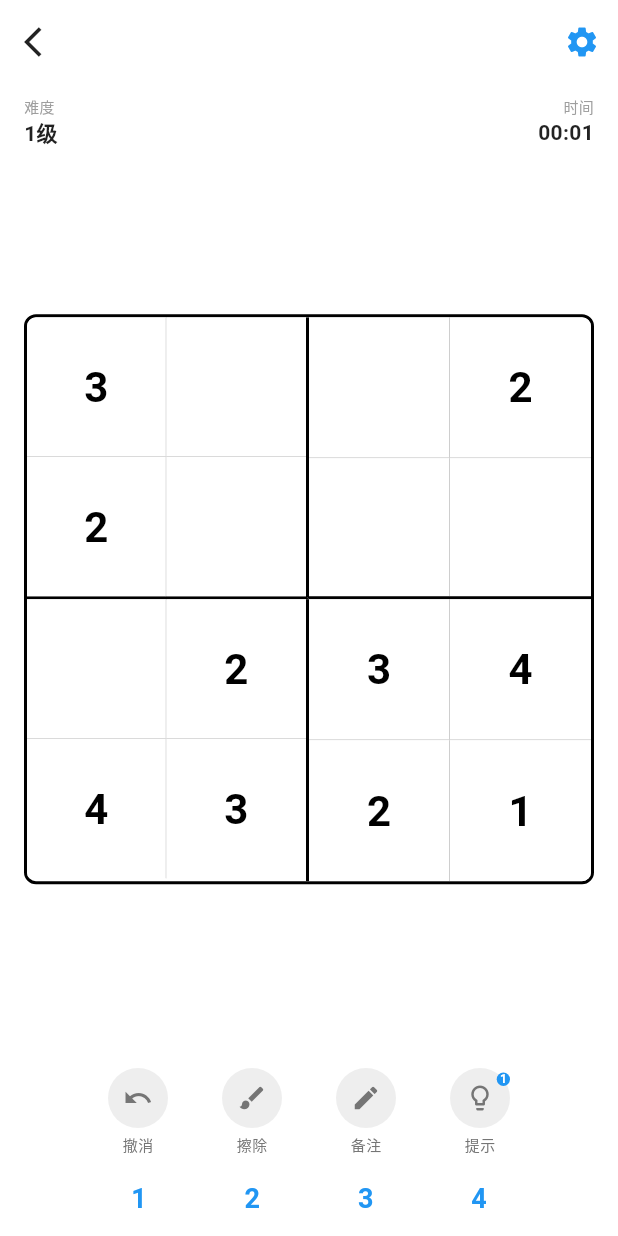
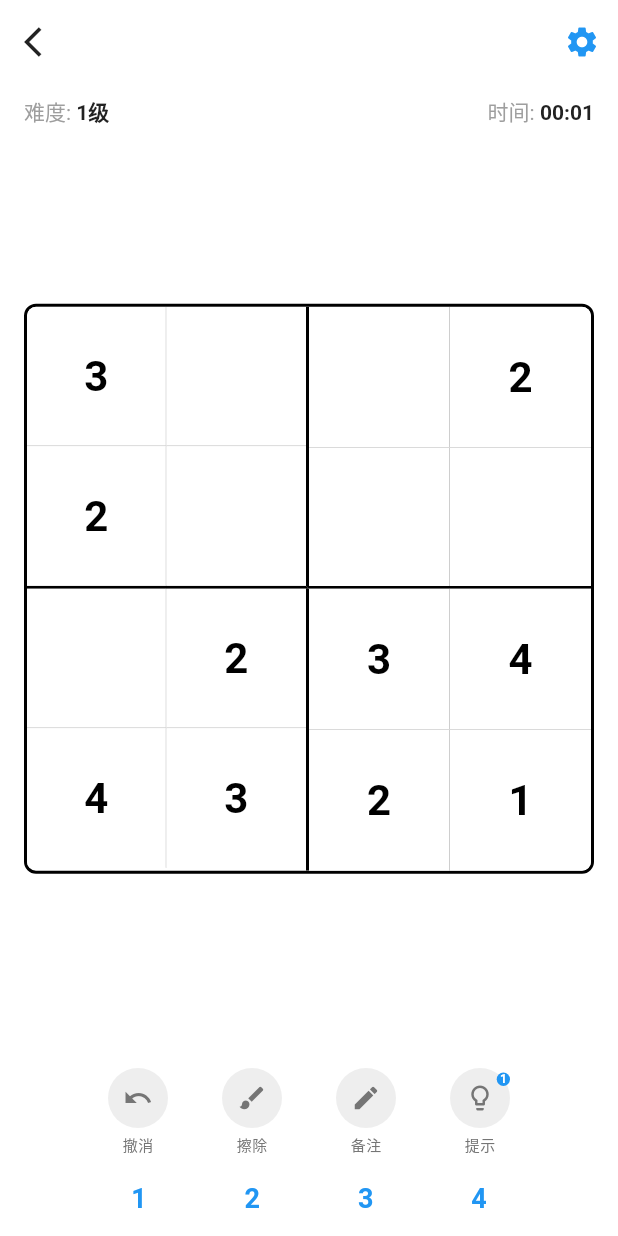
Before and after one commit to jinjiazhang/sudoku, a Flutter app: the screen it shows after launch, after a tap on "开始游戏", on a phone screen of 412 x 824 dp. Run offline on Flutter 3.47's test engine with Material 3 defaults, Android fonts, the phone set to English and light mode, and no system bars.

```diff
--- a/lib/screens/sudoku_screen.dart
+++ b/lib/screens/sudoku_screen.dart
@@ -192,22 +192,24 @@ class _SudokuScreenState extends State<SudokuScreen> {
           children: [
             // 游戏信息栏
             Container(
-              padding: const EdgeInsets.symmetric(horizontal: 16, vertical: 8),
+              margin: const EdgeInsets.symmetric(horizontal: 16),
+              padding: const EdgeInsets.symmetric(vertical: 8),
               child: Row(
                 mainAxisAlignment: MainAxisAlignment.spaceBetween,
                 children: [
-                  Column(
-                    crossAxisAlignment: CrossAxisAlignment.start,
+                  // 难度显示
+                  RichText(
+                    text: TextSpan(
                       children: [
-                      const Text(
-                        '难度',
+                        const TextSpan(
+                          text: '难度: ',
                           style: TextStyle(
                             color: Colors.grey,
-                          fontSize: 10,
+                            fontSize: 14,
                           ),
                         ),
-                      Text(
-                        _game.difficulty,
+                        TextSpan(
+                          text: _game.difficulty,
                           style: const TextStyle(
                             color: Colors.black87,
                             fontSize: 14,
@@ -216,19 +218,20 @@ class _SudokuScreenState extends State<SudokuScreen> {
                         ),
                       ],
                     ),
-// 错误计数已移除
-                  Column(
-                    crossAxisAlignment: CrossAxisAlignment.end,
+                  ),
+                  // 时间显示
+                  RichText(
+                    text: TextSpan(
                       children: [
-                      const Text(
-                        '时间',
+                        const TextSpan(
+                          text: '时间: ',
                           style: TextStyle(
                             color: Colors.grey,
-                          fontSize: 10,
+                            fontSize: 14,
                           ),
                         ),
-                      Text(
-                        _sudokuService.formatTime(_game.secondsElapsed),
+                        TextSpan(
+                          text: _sudokuService.formatTime(_game.secondsElapsed),
                           style: const TextStyle(
                             color: Colors.black87,
                             fontSize: 14,
@@ -236,6 +239,7 @@ class _SudokuScreenState extends State<SudokuScreen> {
                           ),
                         ),
                       ],
+                    ),
                   ),
                 ],
               ),
```
Lines whose indentation alone changed are shown as unchanged.
